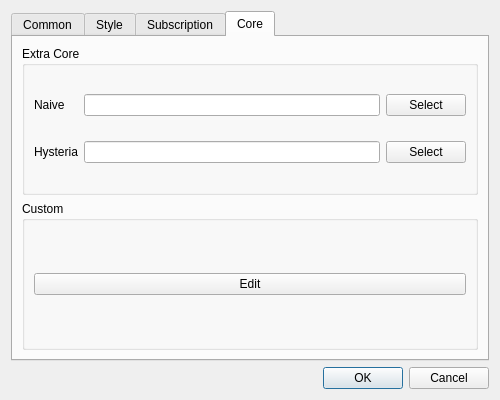
MatsuriDayo/nekoray, file ui/dialog_basic_settings.ui: the form before one commit.
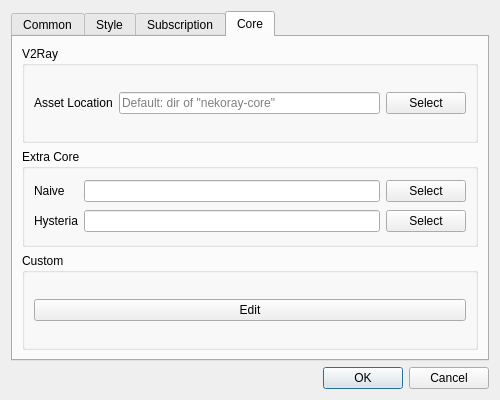
The form after the commit. The open tabs and pages were chosen to show the change. Custom widgets are drawn as their Qt base class.

Commit message: custom inbound & route & asset location

```diff
--- a/ui/dialog_basic_settings.ui
+++ b/ui/dialog_basic_settings.ui
@@ -237,6 +237,40 @@
        <string>Core</string>
       </attribute>
       <layout class="QVBoxLayout" name="verticalLayout">
+       <item>
+        <widget class="QGroupBox" name="groupBox_3">
+         <property name="title">
+          <string notr="true">V2Ray</string>
+         </property>
+         <layout class="QVBoxLayout" name="verticalLayout_3">
+          <item>
+           <layout class="QHBoxLayout" name="horizontalLayout_6">
+            <item>
+             <widget class="QLabel" name="label_12">
+              <property name="text">
+               <string>Asset Location</string>
+              </property>
+             </widget>
+            </item>
+            <item>
+             <widget class="MyLineEdit" name="core_v2ray_asset">
+              <property name="placeholderText">
+               <string>Default: dir of &quot;nekoray-core&quot;</string>
+              </property>
+             </widget>
+            </item>
+            <item>
+             <widget class="QPushButton" name="core_v2ray_asset_pick">
+              <property name="text">
+               <string>Select</string>
+              </property>
+             </widget>
+            </item>
+           </layout>
+          </item>
+         </layout>
+        </widget>
+       </item>
        <item>
         <widget class="QGroupBox" name="groupBox">
          <property name="title">
```
Left out of the diff: 132 changed lines with no effect on the pictures. The commit also changes 25 other files.
